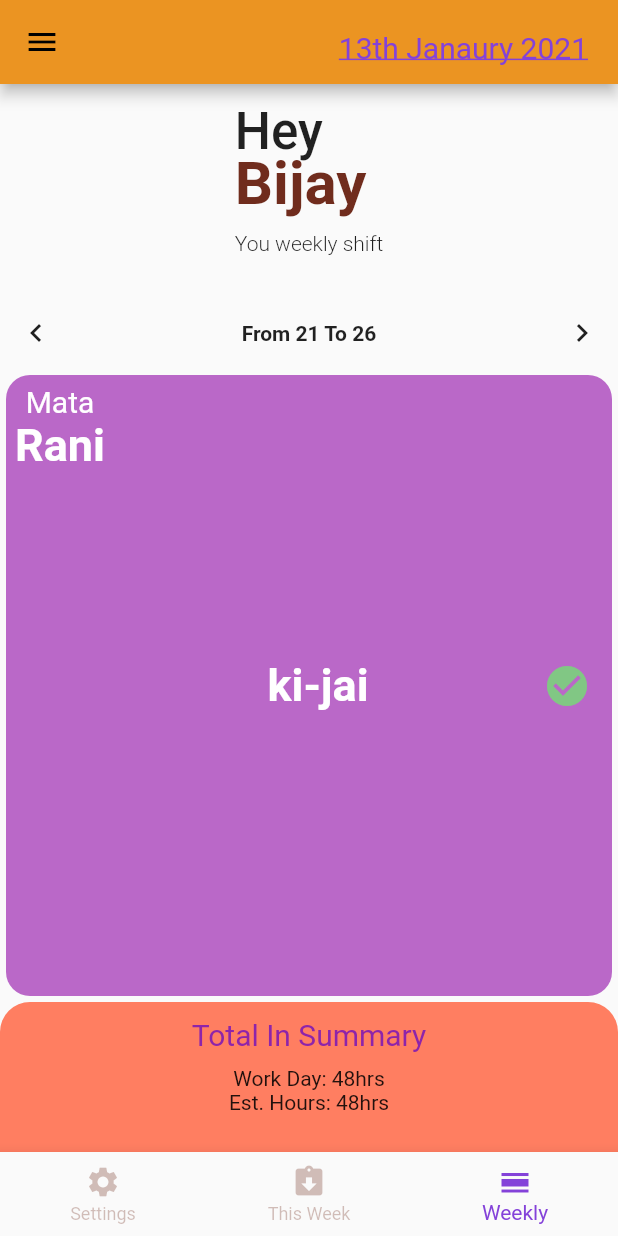
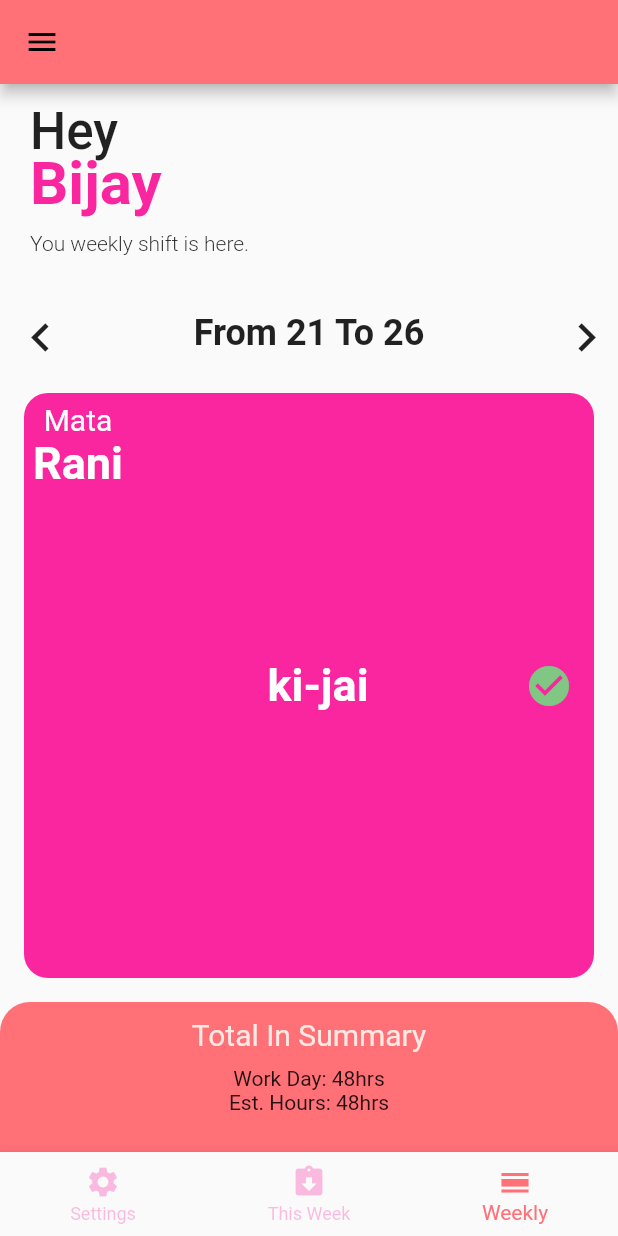
Before and after one commit to Bijayadhs/my_roster, a Flutter app: the screen it shows after launch, item 3 of the bottom bar chosen, on a phone screen of 412 x 824 dp. Run offline on Flutter 3.47's test engine with Material 2 defaults, Android fonts, the phone set to English and light mode, and no system bars.

Commit message:
weekly page

```diff
--- a/lib/constants.dart
+++ b/lib/constants.dart
@@ -1,6 +1,9 @@
 import 'package:flutter/material.dart';
 
-final Color primaryColor = Color(0xFFeb9422);
-final Color rosterColor = Color(0xFFFF7E61);
-final Color secondaryColor = Color(0xFF702c1d);
-final Color highlightColor = Color(0xFF8442D9);
+//retro punch color theme
+final Color primaryColor = Color(0xFFF8D210);
+final Color rosterColor = Color(0xFF2FF3E0);
+final Color secondaryColor = Color(0xFFFA26A0);
+final Color redDarkColor = Color(0xFFF51720);
+final Color redColor = Color(0xFFFF7077);
+final Color redLightColor = Color(0xFFFFE9E4);
--- a/lib/main.dart
+++ b/lib/main.dart
@@ -14,7 +14,7 @@ class MyApp extends StatelessWidget {
       debugShowCheckedModeBanner: false,
       title: 'Roster App',
       theme: ThemeData(
-        primaryColor: primaryColor,
+        primaryColor: redColor,
         visualDensity: VisualDensity.adaptivePlatformDensity,
       ),
       home: HomePage(),
--- a/lib/pages/home_page.dart
+++ b/lib/pages/home_page.dart
@@ -67,7 +67,7 @@ class _HomePageState extends State<HomePage> {
               Text(
                 '${today}th Janaury 2021',
                 style: TextStyle(
-                  color: highlightColor,
+                  color: redColor,
                   fontSize: 20,
                   decoration: TextDecoration.underline,
                 ),
@@ -82,7 +82,7 @@ class _HomePageState extends State<HomePage> {
   BottomNavigationBar buildBottomNavigationBar() {
     return BottomNavigationBar(
       currentIndex: index,
-      selectedItemColor: highlightColor,
+      selectedItemColor: redColor,
       unselectedItemColor: secondaryColor.withOpacity(0.3),
       onTap: (index) => setState(() => this.index = index),
       items: [
--- a/lib/pages/settings_page.dart
+++ b/lib/pages/settings_page.dart
@@ -26,7 +26,7 @@ class _SettingsPageState extends State<SettingsPage> {
           ),
           SizedBox(height: 10),
           Container(
-            height: 450,
+            height: 415,
             child: ListView.builder(
               // shrinkWrap: true,
               controller: controller,
@@ -59,11 +59,11 @@ class CustomSetup extends StatelessWidget {
               Text(
                 setting.settingName,
                 style: TextStyle(
-                  fontSize: 20,
+                  fontSize: 24,
                 ),
               ),
               Container(
-                width: size.width * 0.4,
+                width: size.width * 0.6,
                 child: TextFormField(
                   decoration: InputDecoration(
                     border: UnderlineInputBorder(),
--- a/lib/pages/weekly_page.dart
+++ b/lib/pages/weekly_page.dart
@@ -16,11 +16,12 @@ class _WeeklyPageState extends State<WeeklyPage> {
   @override
   Widget build(BuildContext context) {
     return Column(
+      crossAxisAlignment: CrossAxisAlignment.start,
       children: [
         TitleWidget(
           greeting: 'Hey',
           title: 'Bijay',
-          message: 'You weekly shift',
+          message: 'You weekly shift is here.',
         ),
         Expanded(
           child: PageView.builder(
@@ -41,12 +42,12 @@ class _WeeklyPageState extends State<WeeklyPage> {
                             curve: Curves.easeIn,
                           );
                         }),
-                        icon: Icon(Icons.chevron_left),
+                        icon: Icon(Icons.chevron_left, size: 38),
                       ),
                       Text(
                         fromToWeeks[index].weekTitle,
                         style: TextStyle(
-                          fontSize: 14,
+                          fontSize: 24,
                           fontWeight: FontWeight.w700,
                         ),
                       ),
@@ -59,7 +60,7 @@ class _WeeklyPageState extends State<WeeklyPage> {
                           );
                           print(selectedIndex);
                         }),
-                        icon: Icon(Icons.chevron_right),
+                        icon: Icon(Icons.chevron_right, size: 38),
                       ),
                     ],
                   ),
--- a/lib/todonext.txt
+++ b/lib/todonext.txt
@@ -1,5 +1,5 @@
--remove preferedBottomSheet and write the Welcome in each page.
--Left Drawer open the
+done-remove preferedBottomSheet and write the Welcome in each page.
+done-Left Drawer open the
 -change color Design
 
 
--- a/lib/widgets/seven_day.dart
+++ b/lib/widgets/seven_day.dart
@@ -1,4 +1,5 @@
 import 'package:flutter/material.dart';
+import 'package:my_roster/constants.dart';
 import 'package:my_roster/model/weekdays.dart';
 
 class SevenDay extends StatefulWidget {
@@ -22,12 +23,12 @@ class _SevenDayState extends State<SevenDay> {
     // }
 
     return Padding(
-      padding: const EdgeInsets.all(4.0),
+      padding: const EdgeInsets.all(16.0),
       child: Container(
         width: double.infinity,
         height: 40,
         decoration: BoxDecoration(
-          color: Colors.purple[300],
+          color: secondaryColor,
           borderRadius: BorderRadius.circular(16),
         ),
         child: Padding(
--- a/lib/widgets/summary.dart
+++ b/lib/widgets/summary.dart
@@ -13,7 +13,7 @@ class _SummaryState extends State<Summary> {
       height: 100,
       width: double.infinity,
       decoration: BoxDecoration(
-        color: rosterColor,
+        color: redColor,
         borderRadius: BorderRadius.only(
           topLeft: Radius.circular(20),
           topRight: Radius.circular(20),
@@ -29,7 +29,7 @@ class _SummaryState extends State<Summary> {
                 "Total In Summary",
                 style: TextStyle(
                   fontSize: 20,
-                  color: Colors.purple[600],
+                  color: redLightColor,
                 ),
               ),
               SizedBox(height: 10),
```
